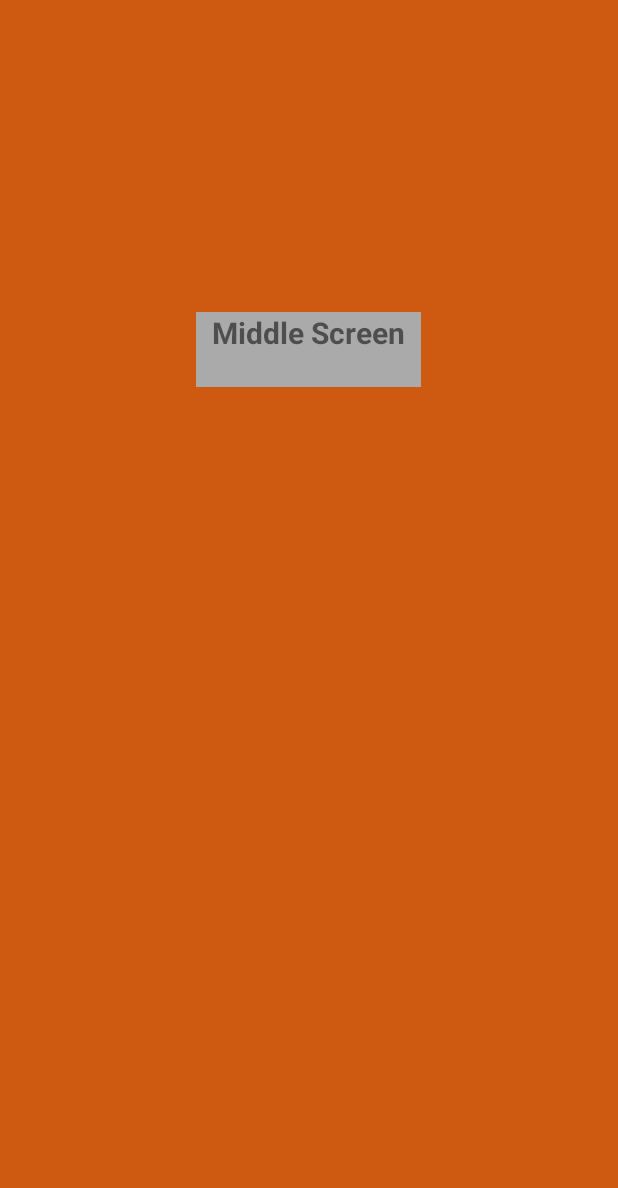
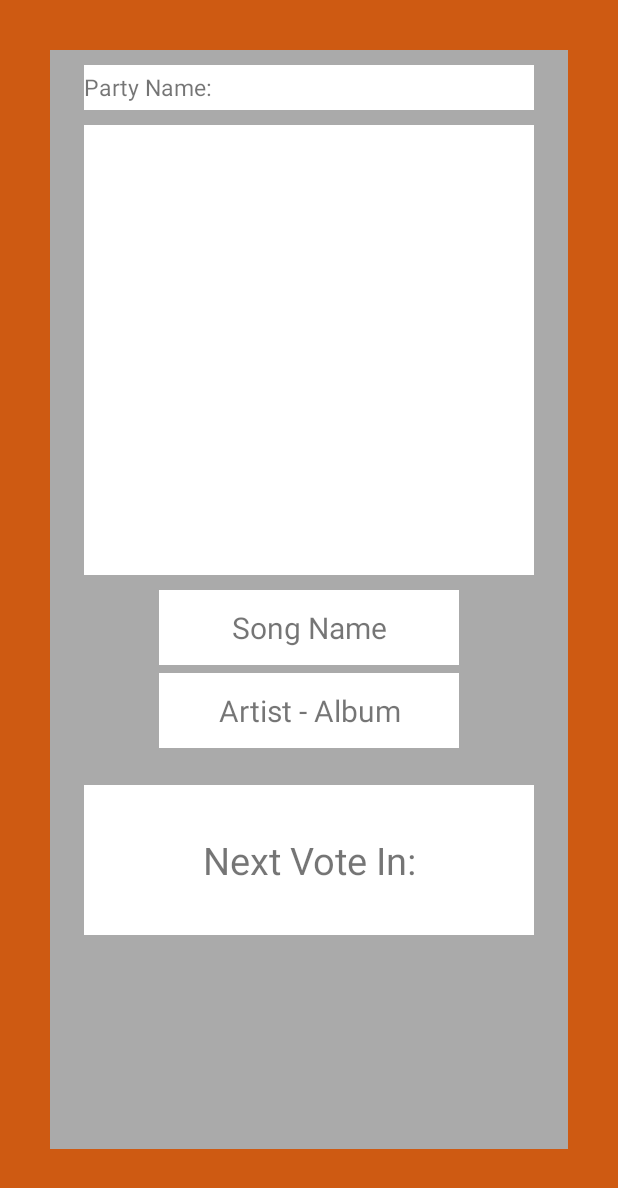
Before and after one commit to JakeMander/PartyPool, an Android app: the MidPartyFrag screen opened directly, with no data from a screen before it, on a phone screen of 412 x 824 dp. Shown: the top 1188 px of the screen. Run offline under Robolectric (Android 15) with nearby library versions, the light colour scheme and no system bars.

Commit message:
Main Screen Guest Party Mode
Added placeholders/formatting, ready to implement media player at a later date

```diff
--- a/PartyPoolApp/app/src/main/java/com/MONT3/partypoolapp/VotePartyFrag.java
+++ b/PartyPoolApp/app/src/main/java/com/MONT3/partypoolapp/VotePartyFrag.java
@@ -22,7 +22,8 @@ private ImageView albumThree;
 private ImageView albumFour;
 private TextView luckyTxt;
 
-    public VotePartyFrag() {
+    public VotePartyFrag()
+    {
         // Required empty public constructor
     }
 
--- a/PartyPoolApp/app/src/main/res/layout/fragment_mid_party.xml
+++ b/PartyPoolApp/app/src/main/res/layout/fragment_mid_party.xml
@@ -7,16 +7,69 @@
     android:background="@android:color/transparent">
 
     <!-- TODO: Update blank fragment layout -->
-    <TextView
-        android:layout_width="150dp"
-        android:layout_height="50dp"
-        android:text="Middle Screen"
-        android:layout_gravity="center_horizontal"
-        android:layout_marginTop="200dp"
-        android:textStyle="bold"
-        android:textSize="20sp"
+
+    <RelativeLayout
+        android:layout_width="match_parent"
+        android:layout_height="match_parent"
+        android:layout_marginHorizontal="25dp"
+        android:layout_marginTop="25dp"
+        android:layout_marginBottom="50dp"
         android:background="#AAAAAA"
-        android:textAlignment="center"
-        />
+        android:paddingHorizontal="10dp">
+
+        <ImageView
+            android:id="@+id/GuestPartyAlbumArt"
+            android:layout_width="300dp"
+            android:layout_height="300dp"
+            android:layout_marginTop="50dp"
+            android:layout_centerHorizontal="true"
+            android:background="#FFFFFF"/>
+
+        <TextView
+            android:id="@+id/GuestPartySongTitle"
+            android:layout_width="200dp"
+            android:layout_height="50dp"
+            android:layout_centerHorizontal="true"
+            android:layout_marginTop="360dp"
+            android:text="@string/guestPartySongTitle"
+            android:textAlignment="center"
+            android:gravity="center"
+            android:background="#FFFFFF"
+            android:textSize="20sp"/>
+
+        <TextView
+            android:id="@+id/GuestPartyArtistAlbum"
+            android:layout_width="200dp"
+            android:layout_height="50dp"
+            android:layout_centerHorizontal="true"
+            android:layout_marginTop="415dp"
+            android:gravity="center"
+            android:text="@string/guestPartyArtistAlbum"
+            android:textSize="20sp"
+            android:background="#FFFFFF"/>
+
+        <TextView
+            android:id="@+id/GuestPartyName"
+            android:layout_width="300dp"
+            android:layout_height="30dp"
+            android:layout_marginTop="10dp"
+            android:background="#FFFFFF"
+            android:text="@string/guestPartyName"
+            android:textSize="15sp"
+            android:gravity="center_vertical"
+            android:layout_centerHorizontal="true"/>
+
+        <TextView
+            android:id="@+id/GuestPartyTimer"
+            android:layout_width="300dp"
+            android:layout_height="100dp"
+            android:layout_centerHorizontal="true"
+            android:layout_marginTop="490dp"
+            android:background="#FFFFFF"
+            android:text="@string/guestPartyTimer"
+            android:gravity="center"
+            android:textSize="25sp"/>
+
+    </RelativeLayout>
 
 </FrameLayout>
--- a/PartyPoolApp/app/src/main/res/values/strings.xml
+++ b/PartyPoolApp/app/src/main/res/values/strings.xml
@@ -37,6 +37,10 @@
     <string name="view_profile">View Profile</string>
     <string name="log_out">Log Out</string>
     <string name="lucky_text">I\'m Feeling Lucky!</string>
+    <string name="guestPartySongTitle">Song Name</string>
+    <string name="guestPartyArtistAlbum">Artist - Album</string>
+    <string name="guestPartyName">Party Name: </string>
+    <string name="guestPartyTimer">Next Vote In: </string>
 
     <!-- TODO: Remove or change this placeholder text -->
     <string name="hello_blank_fragment">Hello blank fragment</string>
```
